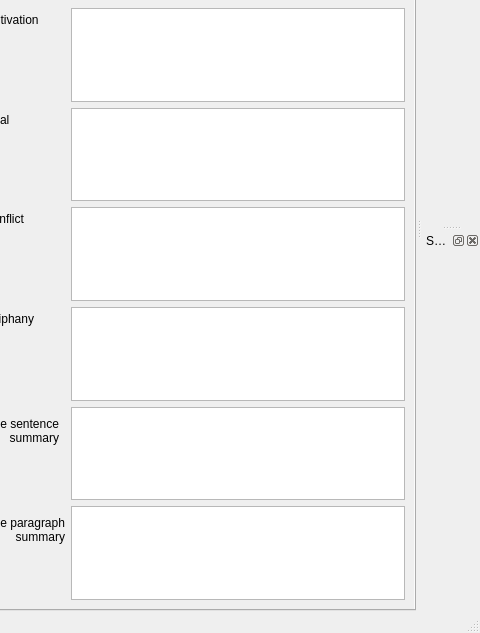
The window that manuskript/ui/mainWindow.ui (olivierkes/manuskript) describes before a commit, drawn with Qt 5; both pictures show x 632 to 1112 and y 175 to 808 of the 1112 by 808 pixel window.
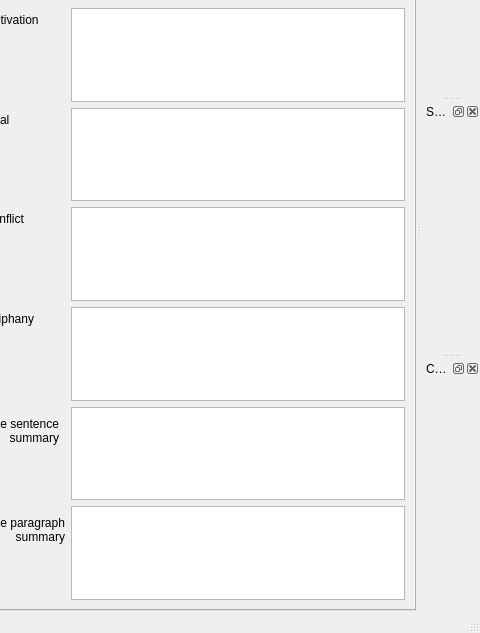
The same window after the commit. Icons and pictures are not drawn. Custom widgets are drawn as their Qt base class.

Commit message: Add dynamic character reference sidebar

What changed in the file:
```diff
--- a/manuskript/ui/mainWindow.ui
+++ b/manuskript/ui/mainWindow.ui
@@ -2244,6 +2244,18 @@
     </layout>
    </widget>
   </widget>
+  <widget class="QDockWidget" name="dckCharacters">
+   <property name="allowedAreas">
+    <set>Qt::LeftDockWidgetArea|Qt::RightDockWidgetArea</set>
+   </property>
+   <property name="windowTitle">
+    <string>Characters</string>
+   </property>
+   <attribute name="dockWidgetArea">
+    <number>2</number>
+   </attribute>
+   <widget class="QWidget" name="dockWidgetContents_2"/>
+  </widget>
   <action name="actOpen">
    <property name="icon">
     <iconset theme="document-open"/>
```
The commit also changes 3 other files.
